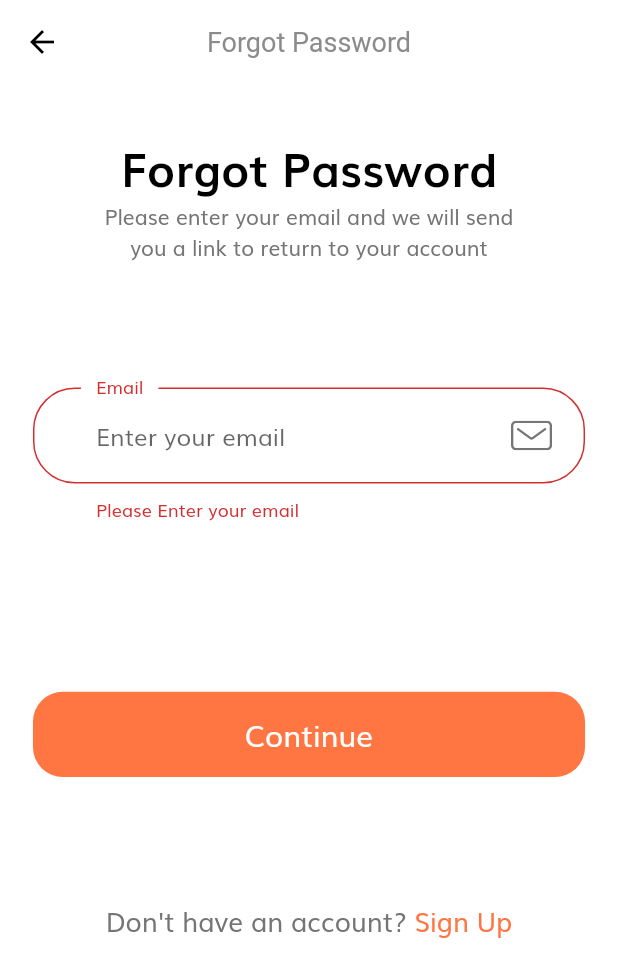
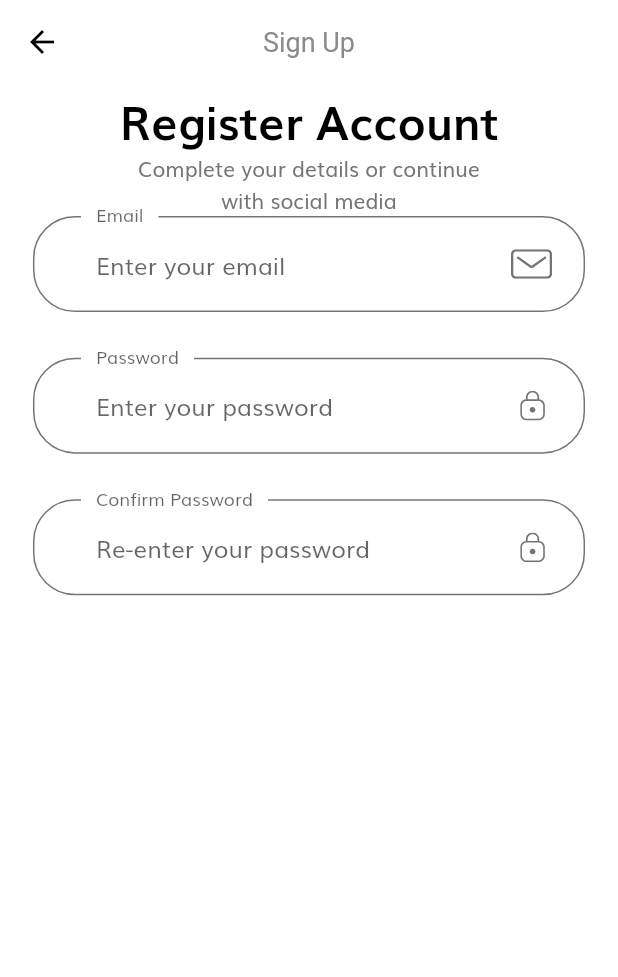
Before and after one commit to cmobiledev5/Ecommerce_Mobile_Flutter-IOS-Android, a Flutter app: the ForgotPasswordScreen screen opened by its route, after a tap on "Continue", after a tap on "Sign Up", on a phone screen of 412 x 824 dp. Shown: the top 977 px of the screen. Run offline on Flutter 3.47's test engine with Material 2 defaults, Android fonts, the phone set to English and light mode, and no system bars; our stand-ins replace flutter_svg.

Commit message:
added Sign Up Form Fields

```diff
--- a/lib/components/no_account_text.dart
+++ b/lib/components/no_account_text.dart
@@ -1,3 +1,4 @@
+import 'package:e_commerce_app_flutter/screens/sign_up/sign_up_screen.dart';
 import 'package:flutter/material.dart';
 import 'package:e_commerce_app_flutter/size_config.dart';
 import 'package:e_commerce_app_flutter/constants.dart';
@@ -19,7 +20,9 @@ class NoAccountText extends StatelessWidget {
           ),
         ),
         GestureDetector(
-          onTap: () {},
+          onTap: () {
+            Navigator.pushNamed(context, SignUpScreen.routeName);
+          },
           child: Text(
             "Sign Up",
             style: TextStyle(
--- a/lib/routes.dart
+++ b/lib/routes.dart
@@ -1,6 +1,7 @@
 import 'package:e_commerce_app_flutter/screens/forgot_password/forgot_password_screen.dart';
 import 'package:e_commerce_app_flutter/screens/login_success/login_success_screen.dart';
 import 'package:e_commerce_app_flutter/screens/sign_in/sign_in_screen.dart';
+import 'package:e_commerce_app_flutter/screens/sign_up/sign_up_screen.dart';
 import 'package:e_commerce_app_flutter/screens/splash/splash_screen.dart';
 import 'package:flutter/widgets.dart';
 
@@ -9,4 +10,5 @@ final Map<String, WidgetBuilder> routes = {
   SignInScreen.routeName: (context) => SignInScreen(),
   ForgotPasswordScreen.routeName: (context) => ForgotPasswordScreen(),
   LoginSuccessScreen.routeName: (context) => LoginSuccessScreen(),
+  SignUpScreen.routeName: (context) => SignUpScreen(),
 };
--- a/lib/screens/forgot_password/components/body.dart
+++ b/lib/screens/forgot_password/components/body.dart
@@ -1,3 +1,4 @@
+import 'package:e_commerce_app_flutter/constants.dart';
 import 'package:e_commerce_app_flutter/screens/forgot_password/components/forgot_password_form.dart';
 import 'package:flutter/material.dart';
 import '../../../size_config.dart';
@@ -9,17 +10,14 @@ class Body extends StatelessWidget {
       width: double.infinity,
       child: SingleChildScrollView(
         child: Padding(
-          padding: EdgeInsets.symmetric(horizontal: getProportionateScreenWidth(20)),
+          padding:
+              EdgeInsets.symmetric(horizontal: getProportionateScreenWidth(20)),
           child: Column(
             children: [
               SizedBox(height: SizeConfig.screenHeight * 0.04),
               Text(
                 "Forgot Password",
-                style: TextStyle(
-                  fontSize: getProportionateScreenWidth(28),
-                  color: Colors.black,
-                  fontWeight: FontWeight.bold,
-                ),
+                style: headingStyle,
               ),
               Text(
                 "Please enter your email and we will send \nyou a link to return to your account",
--- a/lib/screens/forgot_password/components/forgot_password_form.dart
+++ b/lib/screens/forgot_password/components/forgot_password_form.dart
@@ -21,35 +21,7 @@ class _ForgotPasswordFormState extends State<ForgotPasswordForm> {
       key: _formKey,
       child: Column(
         children: [
-          TextFormField(
-            keyboardType: TextInputType.emailAddress,
-            decoration: InputDecoration(
-              hintText: "Enter your email",
-              labelText: "Email",
-              floatingLabelBehavior: FloatingLabelBehavior.always,
-              suffixIcon: CustomSuffixIcon(
-                svgIcon: "assets/icons/Mail.svg",
-              ),
-            ),
-            onChanged: (value) {
-              if (value.isNotEmpty) {
-                return kEmailNullError;
-              } else if (emailValidatorRegExp.hasMatch(value)) {
-                return kInvalidEmailError;
-              }
-              return null;
-            },
-            validator: (value) {
-              if (value.isEmpty) {
-                return kEmailNullError;
-              } else if (!emailValidatorRegExp.hasMatch(value)) {
-                return kInvalidEmailError;
-              }
-              return null;
-            },
-            onSaved: (newValue) => email = newValue,
-            autovalidateMode: AutovalidateMode.onUserInteraction,
-          ),
+          buildEmailFormField(),
           SizedBox(height: getProportionateScreenHeight(30)),
           SizedBox(height: SizeConfig.screenHeight * 0.1),
           DefaultButton(
@@ -67,4 +39,38 @@ class _ForgotPasswordFormState extends State<ForgotPasswordForm> {
       ),
     );
   }
+
+  TextFormField buildEmailFormField() {
+    return TextFormField(
+      keyboardType: TextInputType.emailAddress,
+      decoration: InputDecoration(
+        hintText: "Enter your email",
+        labelText: "Email",
+        floatingLabelBehavior: FloatingLabelBehavior.always,
+        suffixIcon: CustomSuffixIcon(
+          svgIcon: "assets/icons/Mail.svg",
+        ),
+      ),
+      onChanged: (value) {
+        email = value;
+        if (value.isNotEmpty) {
+          return kEmailNullError;
+        } else if (emailValidatorRegExp.hasMatch(value)) {
+          return kInvalidEmailError;
+        }
+        return null;
+      },
+      validator: (value) {
+        email = value;
+        if (value.isEmpty) {
+          return kEmailNullError;
+        } else if (!emailValidatorRegExp.hasMatch(value)) {
+          return kInvalidEmailError;
+        }
+        return null;
+      },
+      onSaved: (newValue) => email = newValue,
+      autovalidateMode: AutovalidateMode.onUserInteraction,
+    );
+  }
 }
--- a/lib/screens/sign_in/components/sign_in_form.dart
+++ b/lib/screens/sign_in/components/sign_in_form.dart
@@ -82,6 +82,7 @@ class _SignInFormState extends State<SignInForm> {
         ),
       ),
       onChanged: (value) {
+        password = value;
         if (value.isNotEmpty) {
           return kPassNullError;
         } else if (value.length >= 8) {
@@ -90,6 +91,7 @@ class _SignInFormState extends State<SignInForm> {
         return null;
       },
       validator: (value) {
+        password = value;
         if (value.isEmpty) {
           return kPassNullError;
         } else if (value.length < 8) {
@@ -114,6 +116,7 @@ class _SignInFormState extends State<SignInForm> {
         ),
       ),
       onChanged: (value) {
+        email = value;
         if (value.isNotEmpty) {
           return kEmailNullError;
         } else if (emailValidatorRegExp.hasMatch(value)) {
@@ -122,6 +125,7 @@ class _SignInFormState extends State<SignInForm> {
         return null;
       },
       validator: (value) {
+        email = value;
         if (value.isEmpty) {
           return kEmailNullError;
         } else if (!emailValidatorRegExp.hasMatch(value)) {
--- /dev/null
+++ b/lib/screens/sign_up/components/body.dart
@@ -0,0 +1,25 @@
+import 'package:e_commerce_app_flutter/constants.dart';
+import 'package:e_commerce_app_flutter/screens/sign_up/components/sign_up_form.dart';
+import 'package:flutter/material.dart';
+
+class Body extends StatelessWidget {
+  @override
+  Widget build(BuildContext context) {
+    return SizedBox(
+      width: double.infinity,
+      child: Column(
+        children: [
+          Text(
+            "Register Account",
+            style: headingStyle,
+          ),
+          Text(
+            "Complete your details or continue \nwith social media",
+            textAlign: TextAlign.center,
+          ),
+          SignUpForm(),
+        ],
+      ),
+    );
+  }
+}
--- /dev/null
+++ b/lib/screens/sign_up/components/sign_up_form.dart
@@ -0,0 +1,143 @@
+import 'package:e_commerce_app_flutter/components/custom_suffix_icon.dart';
+import 'package:e_commerce_app_flutter/size_config.dart';
+import 'package:flutter/material.dart';
+
+import '../../../constants.dart';
+
+class SignUpForm extends StatefulWidget {
+  @override
+  _SignUpFormState createState() => _SignUpFormState();
+}
+
+class _SignUpFormState extends State<SignUpForm> {
+  final _formKey = GlobalKey<FormState>();
+  String email;
+  String password;
+  String confirmPassword;
+  @override
+  Widget build(BuildContext context) {
+    return Form(
+      key: _formKey,
+      child: Padding(
+        padding:
+            EdgeInsets.symmetric(horizontal: getProportionateScreenWidth(20)),
+        child: Column(
+          children: [
+            buildEmailFormField(),
+            SizedBox(height: getProportionateScreenHeight(30)),
+            buildPasswordFormField(),
+            SizedBox(height: getProportionateScreenHeight(30)),
+            buildConfirmPasswordFormField()
+          ],
+        ),
+      ),
+    );
+  }
+
+  Widget buildConfirmPasswordFormField() {
+    return TextFormField(
+      obscureText: true,
+      decoration: InputDecoration(
+        hintText: "Re-enter your password",
+        labelText: "Confirm Password",
+        floatingLabelBehavior: FloatingLabelBehavior.always,
+        suffixIcon: CustomSuffixIcon(
+          svgIcon: "assets/icons/Lock.svg",
+        ),
+      ),
+      onChanged: (value) {
+        confirmPassword = value;
+        if (value.isNotEmpty) {
+          return kPassNullError;
+        } else if (password == confirmPassword) {
+          return kMatchPassError;
+        } else if (value.length >= 8) {
+          return kShortPassError;
+        }
+        return null;
+      },
+      validator: (value) {
+        confirmPassword = value;
+        if (value.isEmpty) {
+          return kPassNullError;
+        } else if (password != confirmPassword) {
+          return kMatchPassError;
+        } else if (value.length < 8) {
+          return kShortPassError;
+        }
+        return null;
+      },
+      onSaved: (newValue) => confirmPassword = newValue,
+      autovalidateMode: AutovalidateMode.onUserInteraction,
+    );
+  }
+
+  Widget buildEmailFormField() {
+    return TextFormField(
+      keyboardType: TextInputType.emailAddress,
+      decoration: InputDecoration(
+        hintText: "Enter your email",
+        labelText: "Email",
+        floatingLabelBehavior: FloatingLabelBehavior.always,
+        suffixIcon: CustomSuffixIcon(
+          svgIcon: "assets/icons/Mail.svg",
+        ),
+      ),
+      onChanged: (value) {
+        email = value;
+        password = value;
+        if (value.isNotEmpty) {
+          return kEmailNullError;
+        } else if (emailValidatorRegExp.hasMatch(value)) {
+          return kInvalidEmailError;
+        }
+        return null;
+      },
+      validator: (value) {
+        email = value;
+        if (value.isEmpty) {
+          return kEmailNullError;
+        } else if (!emailValidatorRegExp.hasMatch(value)) {
+          return kInvalidEmailError;
+        }
+        return null;
+      },
+      onSaved: (newValue) => email = newValue,
+      autovalidateMode: AutovalidateMode.onUserInteraction,
+    );
+  }
+
+  Widget buildPasswordFormField() {
+    return TextFormField(
+      obscureText: true,
+      decoration: InputDecoration(
+        hintText: "Enter your password",
+        labelText: "Password",
+        floatingLabelBehavior: FloatingLabelBehavior.always,
+        suffixIcon: CustomSuffixIcon(
+          svgIcon: "assets/icons/Lock.svg",
+        ),
+      ),
+      onChanged: (value) {
+        password = value;
+        if (value.isNotEmpty) {
+          return kPassNullError;
+        } else if (value.length >= 8) {
+          return kShortPassError;
+        }
+        return null;
+      },
+      validator: (value) {
+        password = value;
+        if (value.isEmpty) {
+          return kPassNullError;
+        } else if (value.length < 8) {
+          return kShortPassError;
+        }
+        return null;
+      },
+      onSaved: (newValue) => password = newValue,
+      autovalidateMode: AutovalidateMode.onUserInteraction,
+    );
+  }
+}
--- /dev/null
+++ b/lib/screens/sign_up/sign_up_screen.dart
@@ -0,0 +1,16 @@
+import 'package:flutter/material.dart';
+
+import 'components/body.dart';
+
+class SignUpScreen extends StatelessWidget {
+  static const String routeName = "/sign_up";
+  @override
+  Widget build(BuildContext context) {
+    return Scaffold(
+      appBar: AppBar(
+        title: Text("Sign Up"),
+      ),
+      body: Body(),
+    );
+  }
+}
```
Also changed, not shown: lib/screens/sign_in/components/body.dart (+3 -5 lines).
